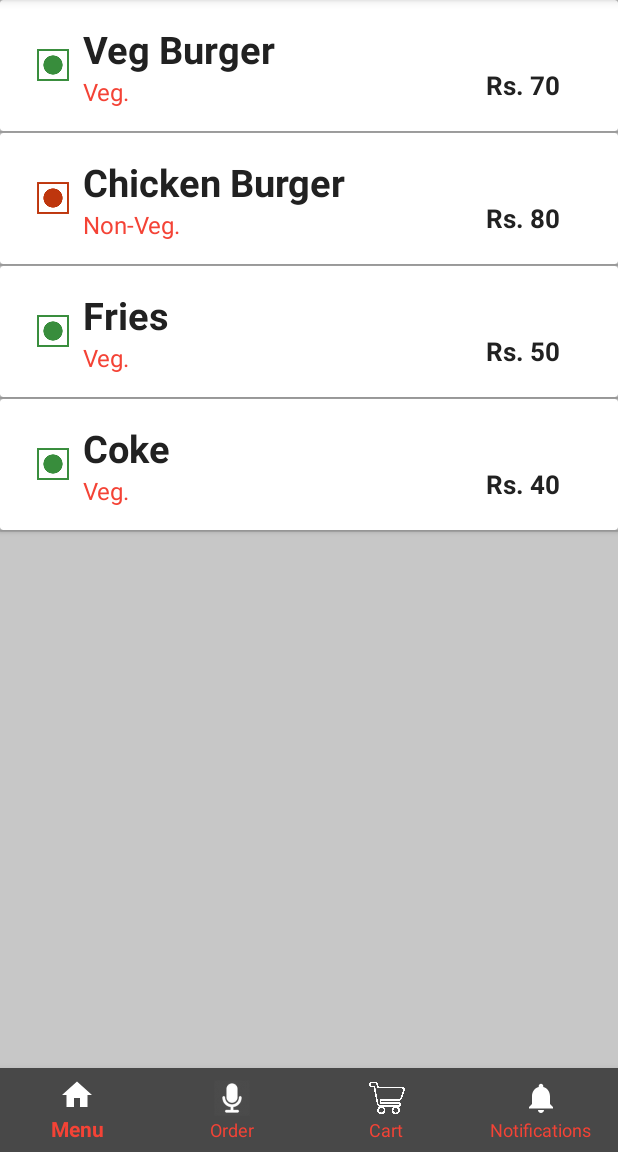
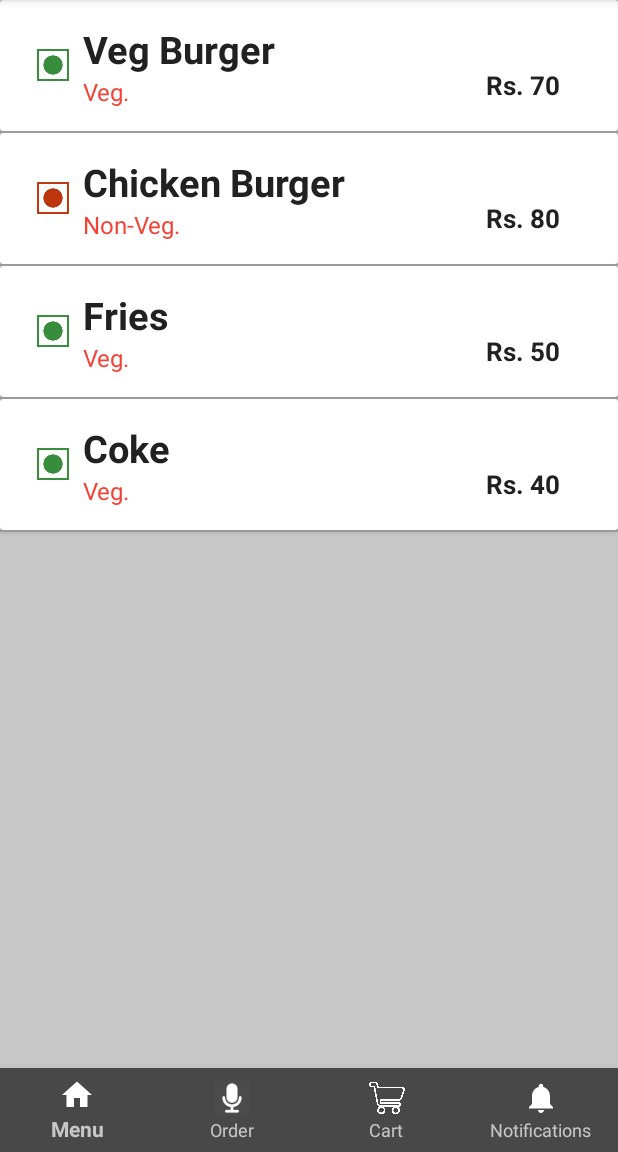
Before and after one commit to deadgrudge1/GenericRestaurant, an Android app: the screen it shows after launch (MainActivity), on a phone screen of 412 x 824 dp, the part 84-1236 px from its top. Run offline under Robolectric (Android 15) with nearby library versions, the phone set to English and light mode, and no system bars; our stand-ins replace Volley; libraries missing offline, so code that uses them is left out: com.google.api.gax, com.google.auth.oauth2; network calls fail; Roboto replaces fonts that are not available here; 11 statements that could not run were skipped.

Commit message:
Changed app theme.

```diff
--- a/app/src/main/res/layout/activity_main.xml
+++ b/app/src/main/res/layout/activity_main.xml
@@ -43,7 +43,7 @@
         android:backgroundTint="#dddddd"
         app:itemBackground="@color/primaryLightColor"
         app:itemIconTint="@color/secondaryTextColor"
-        app:itemTextColor="@color/secondaryColor"
+        app:itemTextColor="@color/backgroundGrey"
         app:layout_anchor="@+id/coordinatorLayout_main"
         app:labelVisibilityMode="labeled"
         app:layout_anchorGravity="bottom|center"
```
